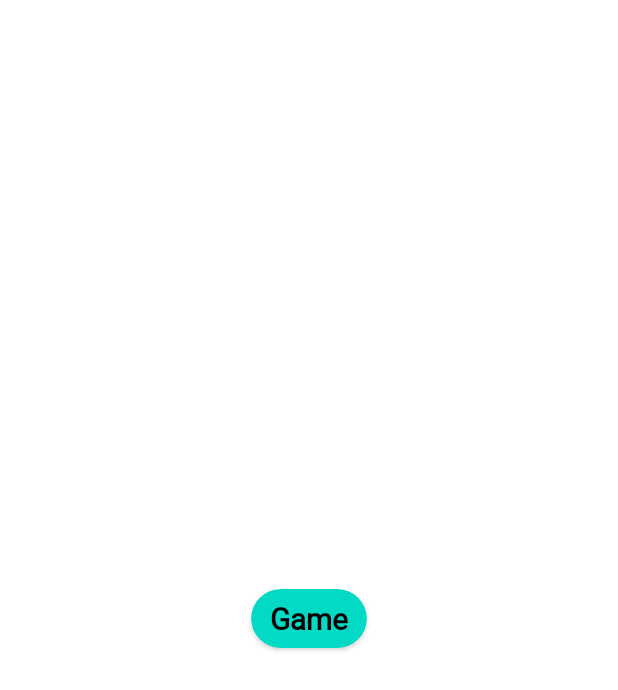
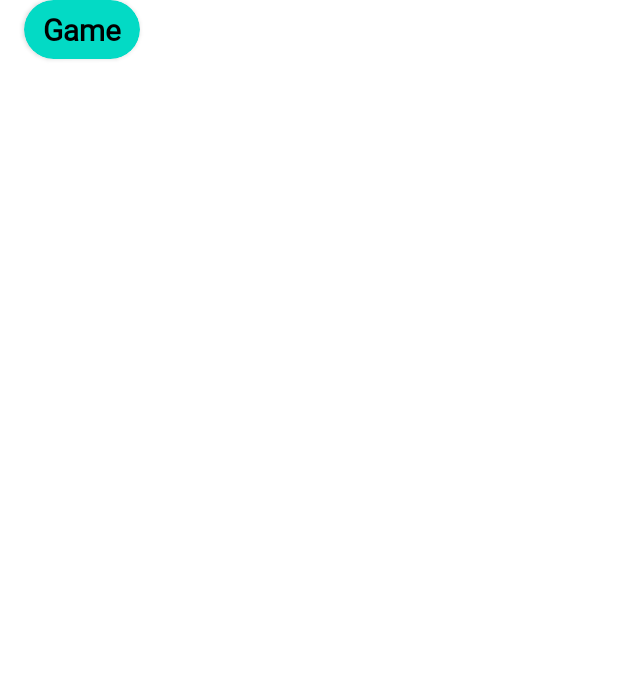
Before and after one commit to DricZ/FALL, an Android app: the layout genreitem.xml on its own in the app's theme, with its tools: preview values and no code run, on a phone screen of 412 x 824 dp. Shown: the top 690 px of the screen. Run offline under Robolectric (Android 15) with nearby library versions, the phone set to English and light mode, and no system bars.

```diff
--- a/app/src/main/java/com/example/fall/NewThreadFragment.kt
+++ b/app/src/main/java/com/example/fall/NewThreadFragment.kt
@@ -92,6 +92,9 @@ class NewThreadFragment : Fragment() {
                     _newGen.visibility = View.VISIBLE
                     Log.d("CEK SPIN1", "true")
                 }
+                else if (parent.getItemAtPosition(position) as String == hint){
+                    genre =""
+                }
                 else{
                     _newGen.visibility = View.GONE
                     genre = parent.getItemAtPosition(position) as String
@@ -118,7 +121,7 @@ class NewThreadFragment : Fragment() {
                 return@setOnClickListener
             }
 
-            if (genre == hint ) {
+            if (genre.isEmpty() ) {
                 Toast.makeText(view.context, "Silahkan pilih Genre!", Toast.LENGTH_SHORT).show()
                 return@setOnClickListener
             }
--- a/app/src/main/java/com/example/fall/adaptergenre.kt
+++ b/app/src/main/java/com/example/fall/adaptergenre.kt
@@ -15,7 +15,7 @@ class adaptergenre(
 
     override fun onCreateViewHolder(parent: ViewGroup, viewType: Int): ListViewHolder {
         val view : View = LayoutInflater.from(parent.context)
-            .inflate(R.layout.threaditem, parent, false)
+            .inflate(R.layout.genreitem, parent, false)
         return ListViewHolder(view)
     }
 
--- a/app/src/main/res/layout/genreitem.xml
+++ b/app/src/main/res/layout/genreitem.xml
@@ -1,19 +1,12 @@
 <?xml version="1.0" encoding="utf-8"?>
-<androidx.constraintlayout.widget.ConstraintLayout xmlns:android="http://schemas.android.com/apk/res/android"
+<androidx.cardview.widget.CardView xmlns:android="http://schemas.android.com/apk/res/android"
     xmlns:app="http://schemas.android.com/apk/res-auto"
-    android:layout_width="match_parent"
-    android:layout_height="match_parent">
-
-    <androidx.cardview.widget.CardView
-        android:id="@+id/cardView"
-        android:layout_width="wrap_content"
-        android:layout_height="wrap_content"
-        android:backgroundTint="@color/teal_200"
-        app:cardCornerRadius="30sp"
-        app:layout_constraintBottom_toBottomOf="parent"
-        app:layout_constraintEnd_toEndOf="parent"
-        app:layout_constraintStart_toStartOf="parent"
-        app:layout_constraintTop_toTopOf="parent">
+    android:layout_width="wrap_content"
+    android:layout_height="wrap_content"
+    android:id="@+id/cardView"
+    android:layout_marginStart="16dp"
+    android:backgroundTint="@color/teal_200"
+    app:cardCornerRadius="30sp">
 
 
         <androidx.constraintlayout.widget.ConstraintLayout
@@ -37,5 +30,3 @@
         </androidx.constraintlayout.widget.ConstraintLayout>
 
     </androidx.cardview.widget.CardView>
-
-</androidx.constraintlayout.widget.ConstraintLayout>
```
Also changed, not shown: app/src/main/java/com/example/fall/ui/explore/ExploreFragment.kt (+8 -6 lines).
